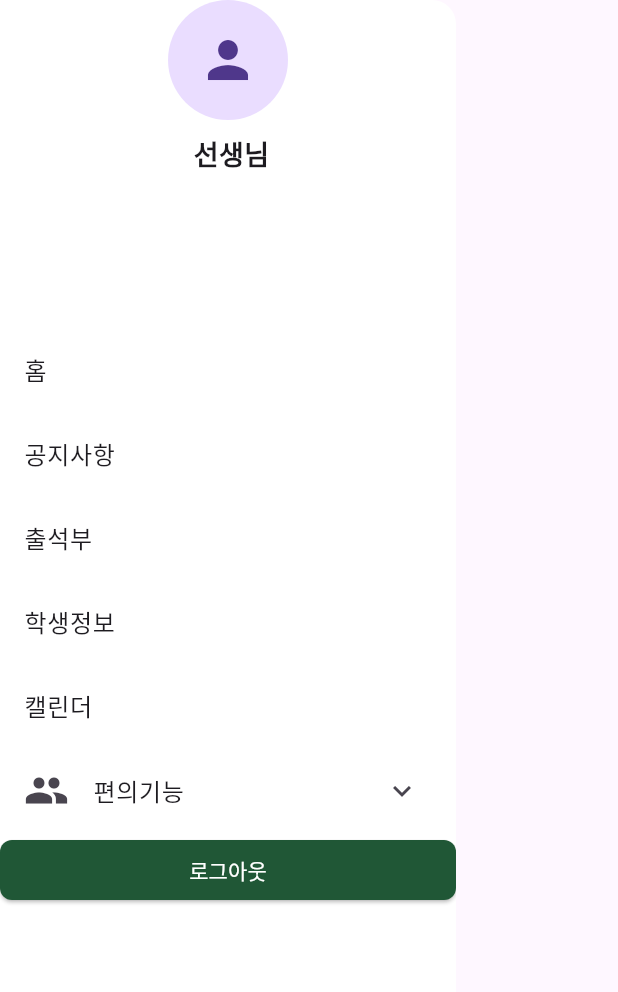
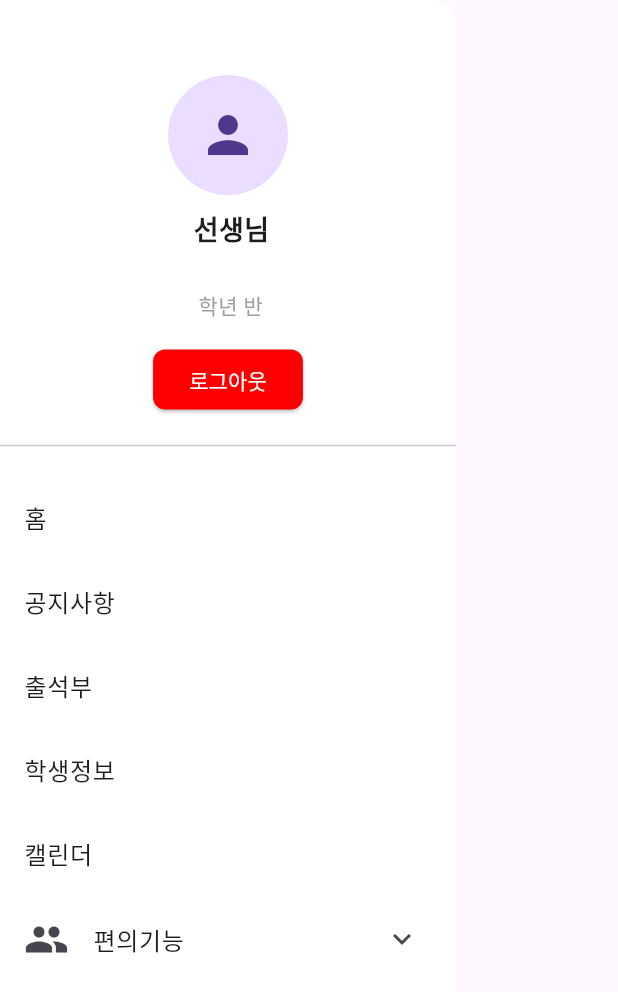
Before and after one commit to public-final-Project-PROJECT/DingDong-Flutter-for-Teacher, a Flutter app: the HomeDrawer widget shown alone on an empty page, opened directly with empty values, on a phone screen of 412 x 824 dp. Shown: the top 992 px of the screen. Run offline on Flutter 3.47's test engine with Material 3 defaults, Android fonts, the phone set to English and light mode, and no system bars; our stand-ins replace dio, file_picker, firebase_auth, firebase_core, flutter_dotenv, google_sign_in and 4 more; missing offline and left inert: flutter_downloader; accounts and stored records are empty; network calls fail.

Commit message:
Update home_screen.dart

```diff
--- a/lib/screen/home_screen.dart
+++ b/lib/screen/home_screen.dart
@@ -180,7 +180,7 @@ class HomeScreen extends StatelessWidget {
       key: _scaffoldKey,
       appBar: _buildAppBar(context, classDetails),
       backgroundColor: const Color(0xffF4F4F4),
-      drawer: HomeDrawer(user: user),
+      drawer: HomeDrawer(user: user, classDetails: classDetails),
       body: _buildBody(provider),
     );
   }
@@ -188,7 +188,18 @@ class HomeScreen extends StatelessWidget {
   AppBar _buildAppBar(BuildContext context, Map<String, dynamic> classDetails) {
     return AppBar(
       title: Text(classDetails['classNickname'] ?? '홈'),
-        backgroundColor: const Color(0xffF4F4F4));
+      backgroundColor: const Color(0xffF4F4F4),
+      actions: [
+        IconButton(
+          icon: const Icon(Icons.notifications_on_rounded),
+          onPressed: () => _notification(),
+        ),
+      ],
+    );
+  }
+
+  Widget _notification() {
+    return const Placeholder();
   }
 
   Widget _buildBody(TeacherProvider provider) {
@@ -209,8 +220,9 @@ class HomeScreen extends StatelessWidget {
 
 class HomeDrawer extends StatelessWidget {
   final User user;
+  final Map<String, dynamic> classDetails;
 
-  const HomeDrawer({required this.user, super.key});
+  const HomeDrawer({required this.user, super.key, required this.classDetails});
 
   @override
   Widget build(BuildContext context) {
@@ -220,33 +232,45 @@ class HomeDrawer extends StatelessWidget {
         builder: (_, provider, __) => ListView(
           padding: EdgeInsets.zero,
           children: [
+            const SizedBox(height: 50),
+            Column(
+              mainAxisAlignment: MainAxisAlignment.center,
+              crossAxisAlignment: CrossAxisAlignment.center,
+              children: [
                 CircleAvatar(
                   radius: 40,
-              backgroundImage:
-                  user.photoURL != null ? NetworkImage(user.photoURL!) : null,
+                  backgroundImage: user.photoURL != null
+                      ? NetworkImage(user.photoURL!)
+                      : null,
                   child: user.photoURL == null
                       ? const Icon(Icons.person, size: 40)
                       : null,
                 ),
                 const SizedBox(height: 10),
-            Flexible(
-              child: Text(
-                ('${user.displayName!} 선생님'),
+                Text(
+                  '${user.displayName!} 선생님',
                   style: const TextStyle(
                     fontSize: 18,
                     fontWeight: FontWeight.bold,
                   ),
                   textAlign: TextAlign.center,
                 ),
-            ),
-            Flexible(
-              child: Text(
+                const SizedBox(height: 5),
+                Text(
                   user.email ?? '',
                   style: const TextStyle(fontSize: 14, color: Colors.grey),
                   textAlign: TextAlign.center,
                 ),
+                Text(
+                  '${classDetails['schoolName']} ${classDetails['grade']}학년 ${classDetails['classNo']}반',
+                  style: const TextStyle(fontSize: 14, color: Colors.grey),
+                  textAlign: TextAlign.center,
                 ),
-            const SizedBox(height: 80),
+                const SizedBox(height: 15),
+                _buildLogOutButton(context),
+              ],
+            ),
+            const Divider(height: 40, thickness: 1),
             _buildDrawerItem(context,
                 title: '홈', onTap: () => Navigator.pop(context)),
             _buildDrawerItem(context,
@@ -265,7 +289,6 @@ class HomeDrawer extends StatelessWidget {
                 title: '캘린더',
                 onTap: () => _navigateTo(context, const Calendar())),
             _buildConvenienceFunctions(context),
-            _buildLogOutButton(context),
           ],
         ),
       ),
@@ -320,7 +343,7 @@ class HomeDrawer extends StatelessWidget {
         );
       },
       style: ElevatedButton.styleFrom(
-        backgroundColor: const Color(0xff205736),
+        backgroundColor: const Color(0xffff0000),
         foregroundColor: Colors.white,
         shape: RoundedRectangleBorder(
           borderRadius: BorderRadius.circular(8.0),
@@ -1074,6 +1097,5 @@ class _HomeContentState extends State<HomeContent> {
         timetable = [];
     }
     _isTimetableLoaded = true; // 시간표 정보 로드 완료
-
   }
 }
```
Lines whose indentation alone changed are shown as unchanged.
